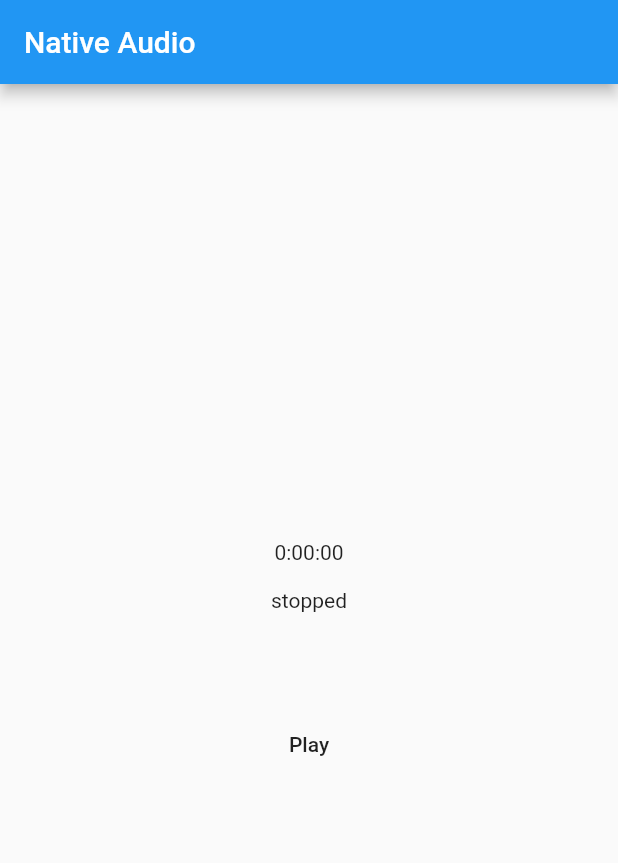
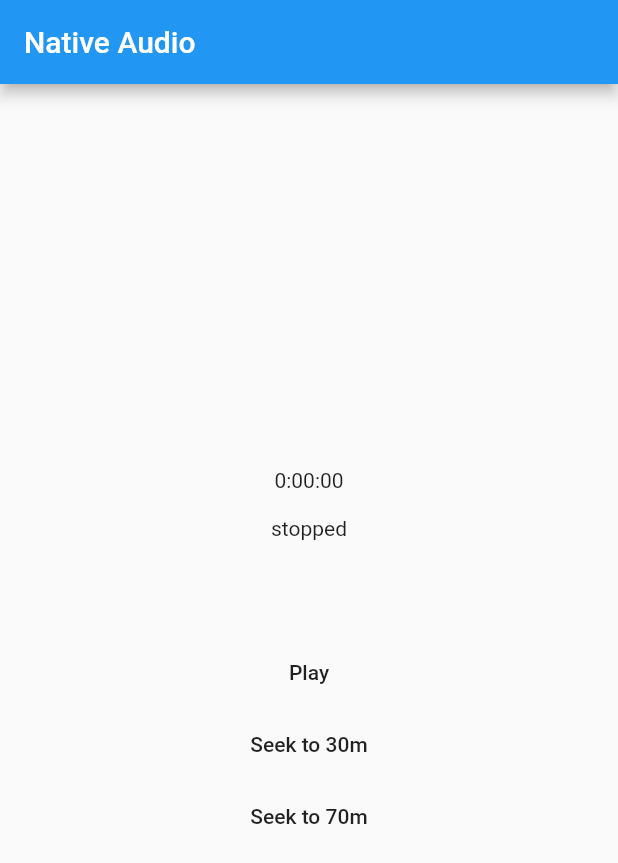
Before and after one commit to gaucidaniel/native-audio, a Flutter app: the screen it shows after launch, on a phone screen of 412 x 824 dp. Shown: the top 863 px of the screen. Run offline on Flutter 3.47's test engine with Material 2 defaults, Android fonts, the phone set to English and light mode, and no system bars.

Commit message:
Add seeking to example

```diff
--- a/example/lib/main.dart
+++ b/example/lib/main.dart
@@ -45,6 +45,10 @@ class _MyAppState extends State<MyApp> {
             if (_isLoaded) MaterialButton(child: Text("Stop"), onPressed: () => _audio.stop()),
             if (!_isPlaying && _isLoaded) MaterialButton(child: Text("Resume"), onPressed: () => _audio.resume()),
             if (_isPlaying) MaterialButton(child: Text("Pause"), onPressed: () => _audio.pause()),
+            if (!_isLoaded)
+              MaterialButton(child: Text("Seek to 30m"), onPressed: () => _audio.seekTo(Duration(minutes: 30))),
+            if (!_isLoaded)
+              MaterialButton(child: Text("Seek to 70m"), onPressed: () => _audio.seekTo(Duration(minutes: 70))),
           ],
         ),
       ),
@@ -103,14 +107,6 @@ class _MyAppState extends State<MyApp> {
         imageUrl: "https://www.sciencefriday.com/wp-content/uploads/2019/09/clothes-close-min.jpg");
   }
 
-  void _playSampleAudio2() {
-    _audio.play("https://s3.amazonaws.com/scifri-episodes/scifri20181123-episode.mp3",
-        title: "How The Fashion Industry Is Responding To Climate Change",
-        album: "Science Friday",
-        artist: "WNYC Studio",
-        imageUrl: "https://www.sciencefriday.com/wp-content/uploads/2019/09/clothes-close-min.jpg");
-  }
-
   String _durationToString(Duration duration) {
     String twoDigits(int n) {
       if (n >= 10) return "$n";
```
